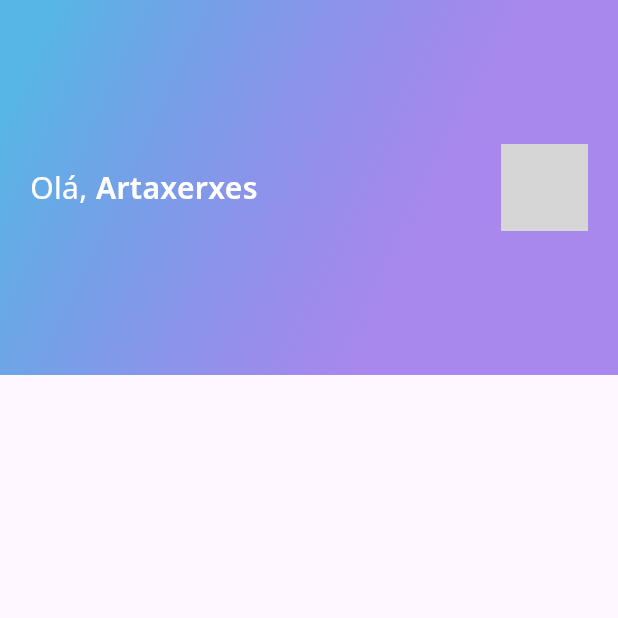
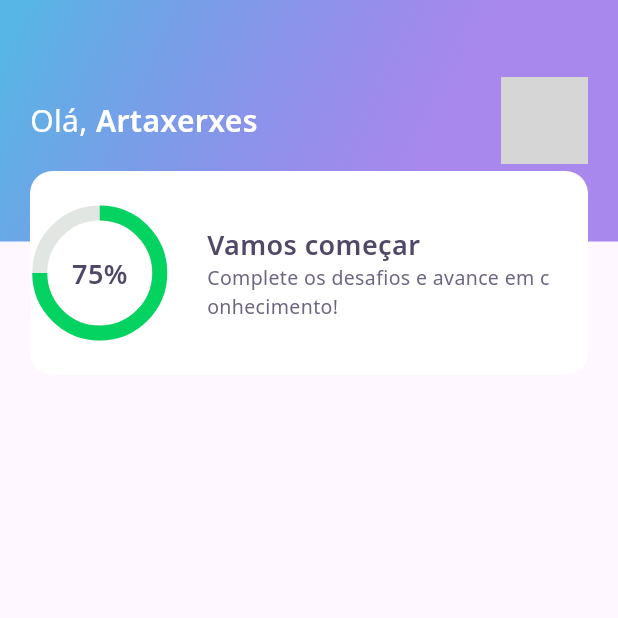
Before and after one commit to artaxerxesnazareno/dev_quiz, a Flutter app: the screen it shows after launch, on a phone screen of 412 x 824 dp, the top half of it. Run offline on Flutter 3.47's test engine with Material 3 defaults, Android fonts, the phone set to English and light mode, and no system bars; our stand-ins replace google_fonts; network calls fail; grey boxes are pictures that could not be loaded.

Commit message:
✨ feat(appbar): adiciona widget de cartão de pontuação
Implementa o ScoreCardWidget na AppBarWidget, incluindo:
- Novo layout com gradiente e container empilhados
- Integração do ChartWidget para exibir progresso
- Ajustes de estilo e posicionamento dos elementos

```diff
--- a/lib/home/widgets/appbar/app_bar_widget.dart
+++ b/lib/home/widgets/appbar/app_bar_widget.dart
@@ -1,5 +1,6 @@
 import 'package:dev_quiz/core/app_gradients.dart';
 import 'package:dev_quiz/core/app_text_styles.dart';
+import 'package:dev_quiz/home/widgets/score_card/score_card_widget.dart';
 import 'package:flutter/cupertino.dart';
 
 class AppBarWidget extends PreferredSize {
@@ -8,8 +9,12 @@ class AppBarWidget extends PreferredSize {
         preferredSize: Size.fromHeight(250),
         child: Container(
           height: 250,
+          child: Stack(
+            children: [
+              Container(
+                height: 161,
                 decoration: BoxDecoration(gradient: AppGradients.linear),
-          child: Padding(
+                width: double.infinity,
                 padding: const EdgeInsets.symmetric(horizontal: 20),
                 child: Row(
                   mainAxisAlignment: MainAxisAlignment.spaceBetween,
@@ -41,6 +46,9 @@ class AppBarWidget extends PreferredSize {
                   ],
                 ),
               ),
+              Align(alignment: Alignment(0, 1), child: ScoreCardWidget()),
+            ],
+          ),
         ),
       );
 }
--- /dev/null
+++ b/lib/home/widgets/chart/chart_widget.dart
@@ -0,0 +1,34 @@
+import 'package:dev_quiz/core/app_colors.dart';
+import 'package:dev_quiz/core/app_text_styles.dart';
+import 'package:flutter/material.dart';
+
+class ChartWidget extends StatelessWidget {
+  const ChartWidget({super.key});
+
+  @override
+  Widget build(BuildContext context) {
+    return Container(
+      height: 80,
+      width: 80,
+      child: Stack(
+        children: [
+          Center(
+            child: Container(
+              height: 80,
+              width: 80,
+              child: CircularProgressIndicator(
+                strokeWidth: 10,
+                value: 0.75,
+                backgroundColor: AppColors.chartSecondary,
+                valueColor: AlwaysStoppedAnimation<Color>(
+                  AppColors.chartPrimary,
+                ),
+              ),
+            ),
+          ),
+          Center(child: Text('75%', style: AppTextStyles.heading)),
+        ],
+      ),
+    );
+  }
+}
--- /dev/null
+++ b/lib/home/widgets/score_card/score_card_widget.dart
@@ -0,0 +1,45 @@
+import 'package:dev_quiz/core/app_colors.dart';
+import 'package:dev_quiz/core/app_text_styles.dart';
+import 'package:dev_quiz/home/widgets/chart/chart_widget.dart';
+import 'package:flutter/material.dart';
+
+class ScoreCardWidget extends StatelessWidget {
+  const ScoreCardWidget({super.key});
+
+  @override
+  Widget build(BuildContext context) {
+    return Padding(
+      padding: const EdgeInsets.only(left: 20, right: 20),
+      child: Container(
+        height: 136,
+        decoration: BoxDecoration(
+          color: AppColors.white,
+          borderRadius: BorderRadius.circular(15),
+        ),
+        child: Row(
+          crossAxisAlignment: CrossAxisAlignment.center,
+          children: [
+            Expanded(flex: 1, child: ChartWidget()),
+            Expanded(
+              flex: 3,
+              child: Padding(
+                padding: const EdgeInsets.only(left: 25),
+                child: Column(
+                  mainAxisAlignment: MainAxisAlignment.center,
+                  crossAxisAlignment: CrossAxisAlignment.start,
+                  children: [
+                    Text('Vamos começar', style: AppTextStyles.heading),
+                    Text(
+                      'Complete os desafios e avance em c onhecimento!',
+                      style: AppTextStyles.body,
+                    ),
+                  ],
+                ),
+              ),
+            ),
+          ],
+        ),
+      ),
+    );
+  }
+}
```
Lines whose indentation alone changed are shown as unchanged.
